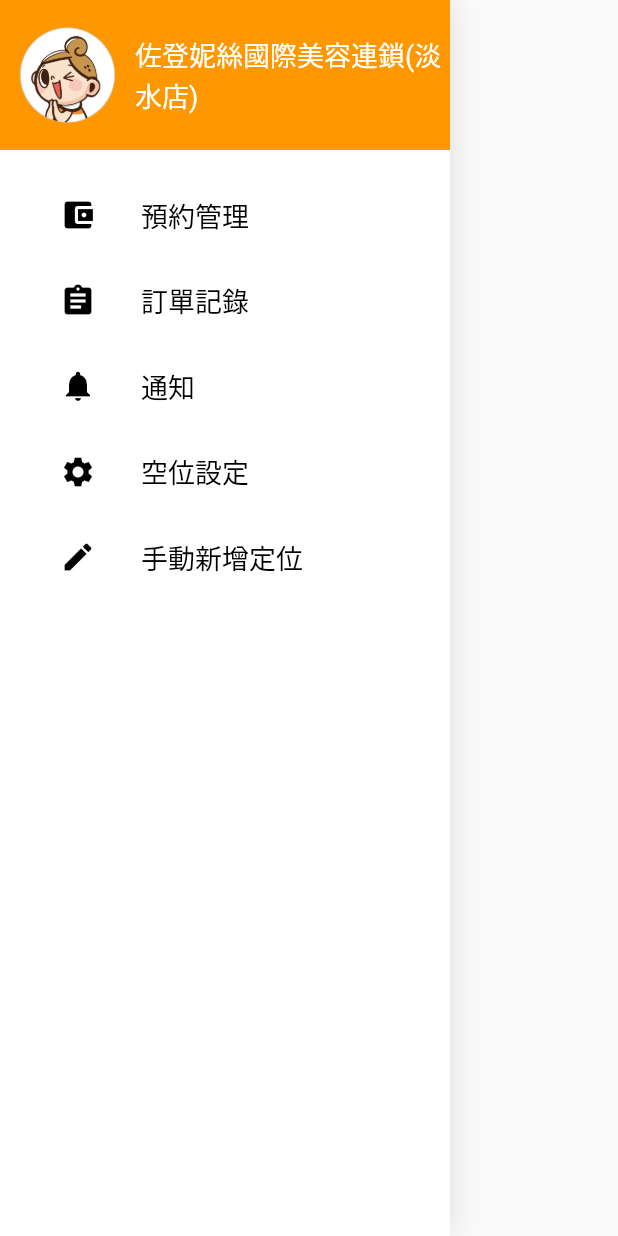
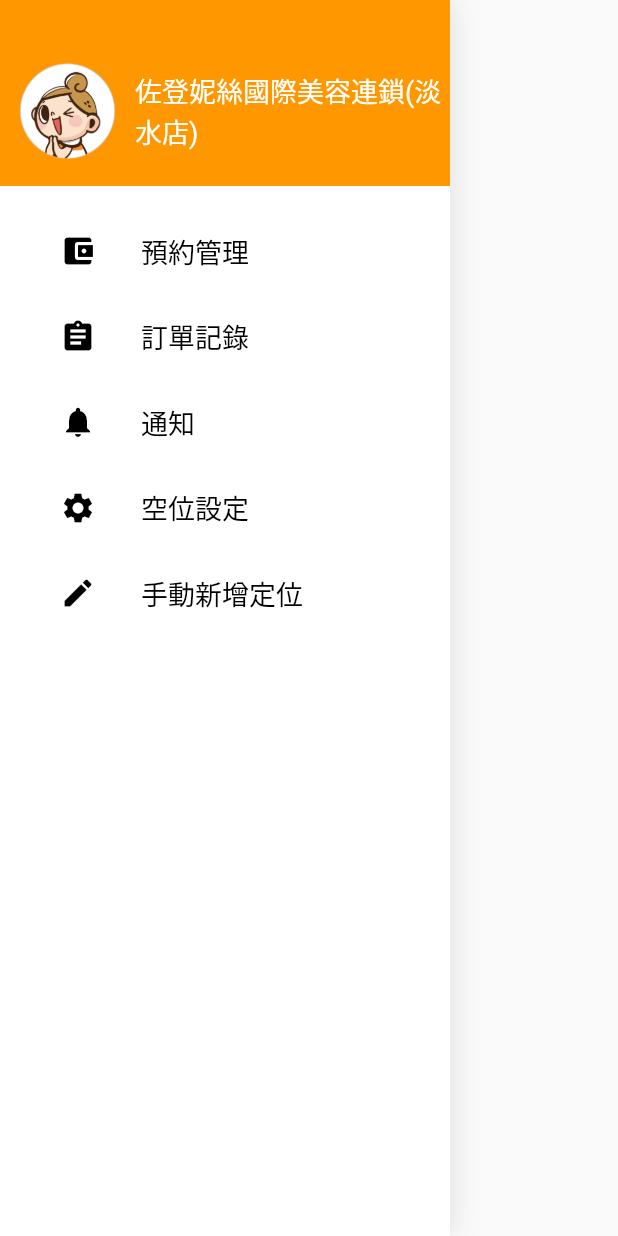
Before and after one commit to WarrenLin/FlutterGomajiStoreWeb, a Flutter app: the NavigationDrawer widget shown alone on an empty page, opened directly with empty values, on a phone screen of 412 x 824 dp. Run offline on Flutter 3.47's test engine with Material 2 defaults, Android fonts, the light colour scheme and no system bars; our stand-ins replace responsive_builder, table_calendar.

Commit message:
Fix size for mobile app.

```diff
--- a/lib/views/reservation/reservation_mobile.dart
+++ b/lib/views/reservation/reservation_mobile.dart
@@ -8,7 +8,7 @@
   Widget build(BuildContext context) {
     return Container(
       height:
-          MediaQuery.of(context).size.height - AppBar().preferredSize.height,
+          MediaQuery.of(context).size.height - AppBar().preferredSize.height - 24,
       child: SingleChildScrollView(
         child: Column(
           mainAxisSize: MainAxisSize.max,
--- a/lib/widgets/navigation_drawer/navigation_drawer.dart
+++ b/lib/widgets/navigation_drawer/navigation_drawer.dart
@@ -19,8 +19,10 @@
         children: <Widget>[
           Container(
               width: MediaQuery.of(context).size.width,
-              height: 100.0,
+              height: 124.0,
               color: Colors.orange,
+              child: Padding(
+                padding: const EdgeInsets.fromLTRB(0, 24, 0, 0),
                 child: Row(
                   children: <Widget>[
                     Expanded(
@@ -38,6 +40,7 @@
                       flex: 7,
                     ),
                   ],
+                ),
               )),
           DrawerItem('預約管理', Icons.account_balance_wallet, (){clickCallback("預約管理");}, false),
           DrawerItem('訂單記錄', Icons.assignment, (){clickCallback("訂單記錄");}, false),
```
Lines whose indentation alone changed are shown as unchanged.
